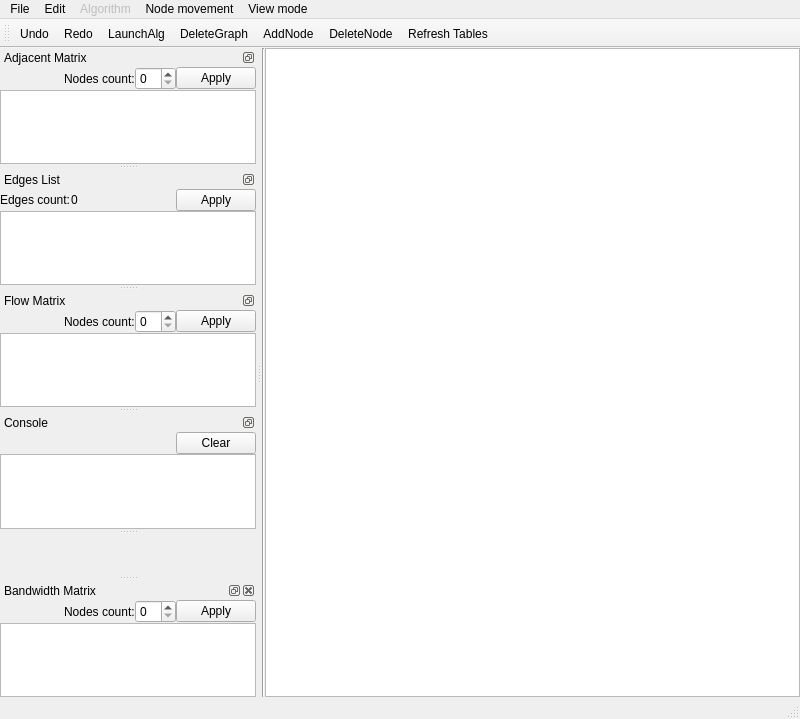
The window that src/ui/mainwindow.ui (Tisha7938/Bonch_project) describes before a commit, drawn with Qt 5.
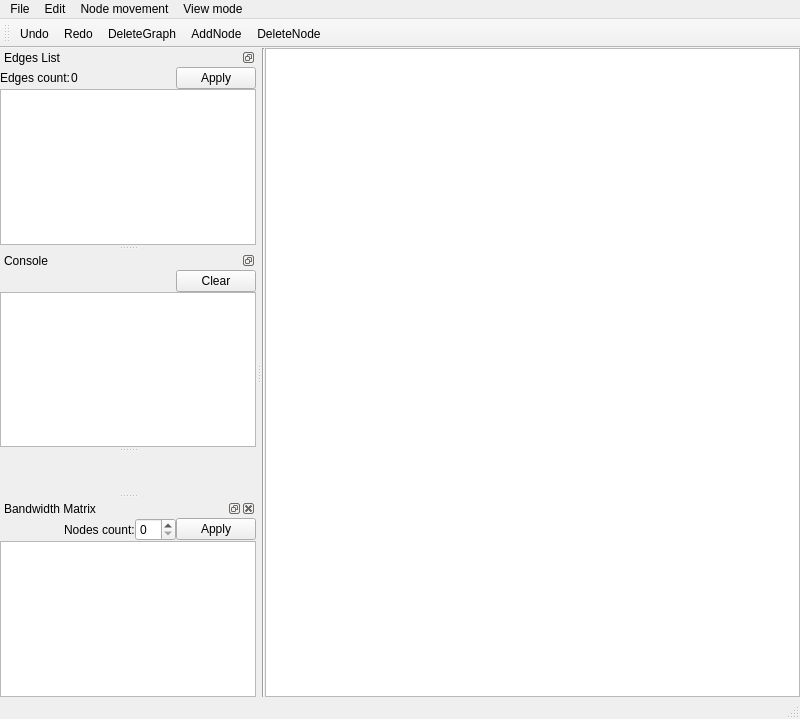
The same window after the commit. Icons and pictures are not drawn.

Commit message: Удалил flow matrix, adjacent matrix, algorithm и синхронизацию таблицы из mainwindow.cpp и mainwindow.ui

Diff of the .ui file:
```diff
--- a/src/ui/mainwindow.ui
+++ b/src/ui/mainwindow.ui
@@ -102,15 +102,6 @@
     <addaction name="actionRedo"/>
     <addaction name="actionCopy"/>
     <addaction name="actionPaste"/>
-    <addaction name="actionRefreshTables"/>
-   </widget>
-   <widget class="QMenu" name="menuAlgorithm">
-    <property name="enabled">
-     <bool>false</bool>
-    </property>
-    <property name="title">
-     <string>Algorithm</string>
-    </property>
    </widget>
    <widget class="QMenu" name="menuNode_movement">
     <property name="title">
@@ -132,7 +123,6 @@
    </widget>
    <addaction name="menuFile"/>
    <addaction name="menuEdit"/>
-   <addaction name="menuAlgorithm"/>
    <addaction name="menuNode_movement"/>
    <addaction name="menuView_mode"/>
   </widget>
@@ -155,84 +145,9 @@
    </attribute>
    <addaction name="actionUndo"/>
    <addaction name="actionRedo"/>
-   <addaction name="actionLaunchAlg"/>
    <addaction name="actionDeleteGraph"/>
    <addaction name="actionAddNode"/>
    <addaction name="actionDeleteNode"/>
-   <addaction name="actionRefreshTables"/>
-  </widget>
-  <widget class="QDockWidget" name="dock_MatrixAdj">
-   <property name="features">
-    <set>QDockWidget::DockWidgetFeature::DockWidgetFloatable|QDockWidget::DockWidgetFeature::DockWidgetMovable</set>
-   </property>
-   <property name="allowedAreas">
-    <set>Qt::DockWidgetArea::LeftDockWidgetArea</set>
-   </property>
-   <property name="windowTitle">
-    <string>Adjacent Matrix</string>
-   </property>
-   <attribute name="dockWidgetArea">
-    <number>1</number>
-   </attribute>
-   <widget class="QWidget" name="dockWidgetContents_15">
-    <layout class="QGridLayout" name="gridLayout_10">
-     <property name="leftMargin">
-      <number>0</number>
-     </property>
-     <property name="topMargin">
-      <number>0</number>
-     </property>
-     <property name="rightMargin">
-      <number>0</number>
-     </property>
-     <property name="bottomMargin">
-      <number>0</number>
-     </property>
-     <property name="spacing">
-      <number>0</number>
-     </property>
-     <item row="0" column="0">
-      <layout class="QHBoxLayout" name="horizontalLayout_3">
-       <property name="spacing">
-        <number>0</number>
-       </property>
-       <item>
-        <spacer name="horizontalSpacer_5">
-         <property name="orientation">
-          <enum>Qt::Orientation::Horizontal</enum>
-         </property>
-         <property name="sizeHint" stdset="0">
-          <size>
-           <width>40</width>
-           <height>20</height>
-          </size>
-         </property>
-        </spacer>
-       </item>
-       <item>
-        <widget class="QLabel" name="label_5">
-         <property name="text">
-          <string>Nodes count:</string>
-         </property>
-        </widget>
-       </item>
-       <item>
-        <widget class="QSpinBox" name="spin_MatrixAdj_NodesCount"/>
-       </item>
-       <item>
-        <widget class="QPushButton" name="button_MatrixAdj_Apply">
-         <property name="text">
-          <string>Apply</string>
-         </property>
-        </widget>
-       </item>
-      </layout>
-     </item>
-     <item row="1" column="0">
-      <widget class="QTableView" name="table_MatrixAdj_Graph"/>
-     </item>
-    </layout>
-   </widget>
   </widget>
   <widget class="QDockWidget" name="dock_ListEdges">
    <property name="features">
@@ -311,79 +226,6 @@
     </layout>
    </widget>
   </widget>
-  <widget class="QDockWidget" name="dock_MatrixFlow">
-   <property name="features">
-    <set>QDockWidget::DockWidgetFeature::DockWidgetFloatable|QDockWidget::DockWidgetFeature::DockWidgetMovable</set>
-   </property>
-   <property name="allowedAreas">
-    <set>Qt::DockWidgetArea::LeftDockWidgetArea</set>
-   </property>
-   <property name="windowTitle">
-    <string>Flow Matrix</string>
-   </property>
-   <attribute name="dockWidgetArea">
-    <number>1</number>
-   </attribute>
-   <widget class="QWidget" name="dockWidgetContents_12">
-    <layout class="QGridLayout" name="gridLayout_11">
-     <property name="leftMargin">
-      <number>0</number>
-     </property>
-     <property name="topMargin">
-      <number>0</number>
-     </property>
-     <property name="rightMargin">
-      <number>0</number>
-     </property>
-     <property name="bottomMargin">
-      <number>0</number>
-     </property>
-     <property name="spacing">
-      <number>0</number>
-     </property>
-     <item row="0" column="0">
-      <layout class="QHBoxLayout" name="horizontalLayout_7">
-       <property name="spacing">
-        <number>0</number>
-       </property>
-       <item>
-        <spacer name="horizontalSpacer_10">
-         <property name="orientation">
-          <enum>Qt::Orientation::Horizontal</enum>
-         </property>
-         <property name="sizeHint" stdset="0">
-          <size>
-           <width>40</width>
-           <height>20</height>
-          </size>
-         </property>
-        </spacer>
-       </item>
-       <item>
-        <widget class="QLabel" name="label_9">
-         <property name="text">
-          <string>Nodes count:</string>
-         </property>
-        </widget>
-       </item>
-       <item>
-        <widget class="QSpinBox" name="spin_MatrixFlow_NodesCount"/>
-       </item>
-       <item>
-        <widget class="QPushButton" name="button_MatrixFlow_Apply">
-         <property name="text">
-          <string>Apply</string>
-         </property>
-        </widget>
-       </item>
-      </layout>
-     </item>
-     <item row="1" column="0">
-      <widget class="QTableView" name="table_MatrixFlow_Graph"/>
-     </item>
-    </layout>
-   </widget>
-  </widget>
   <widget class="QDockWidget" name="dock_Console">
    <property name="features">
     <set>QDockWidget::DockWidgetFeature::DockWidgetFloatable|QDockWidget::DockWidgetFeature::DockWidgetMovable</set>
@@ -621,18 +463,6 @@
     <string>M</string>
    </property>
   </action>
-  <action name="actionLaunchAlg">
-   <property name="icon">
-    <iconset>
-     <normaloff>:/ico/icons/launchAlg.svg</normaloff>:/ico/icons/launchAlg.svg</iconset>
-   </property>
-   <property name="text">
-    <string>LaunchAlg</string>
-   </property>
-   <property name="menuRole">
-    <enum>QAction::MenuRole::NoRole</enum>
-   </property>
-  </action>
   <action name="actionDeleteGraph">
    <property name="icon">
     <iconset>
@@ -743,34 +573,6 @@
     <enum>QAction::MenuRole::NoRole</enum>
    </property>
   </action>
-  <action name="actionFlow">
-   <property name="checkable">
-    <bool>true</bool>
-   </property>
-   <property name="text">
-    <string>Flow</string>
-   </property>
-   <property name="menuRole">
-    <enum>QAction::MenuRole::NoRole</enum>
-   </property>
-  </action>
-  <action name="actionRefreshTables">
-   <property name="icon">
-    <iconset>
-     <normaloff>:/ico/icons/Refresh.svg</normaloff>:/ico/icons/Refresh.svg</iconset>
-   </property>
-   <property name="text">
-    <string>Refresh Tables</string>
-   </property>
-   <property name="toolTip">
-    <string>Refresh Tables</string>
-   </property>
-   <property name="shortcut">
-    <string>F5</string>
-   </property>
-  </action>
-  <zorder>dock_MatrixFlow</zorder>
-  <zorder>dock_MatrixAdj</zorder>
   <zorder>dock_ListEdges</zorder>
   <zorder>dock_Console</zorder>
  </widget>
```
Left out of the diff: 1 changed line with no effect on the pictures. The commit also changes 1 other file.
